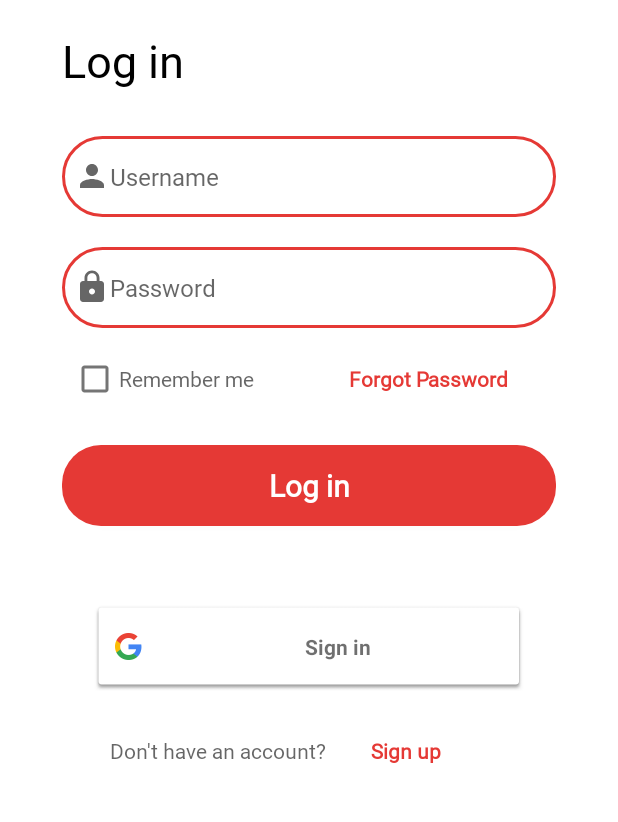
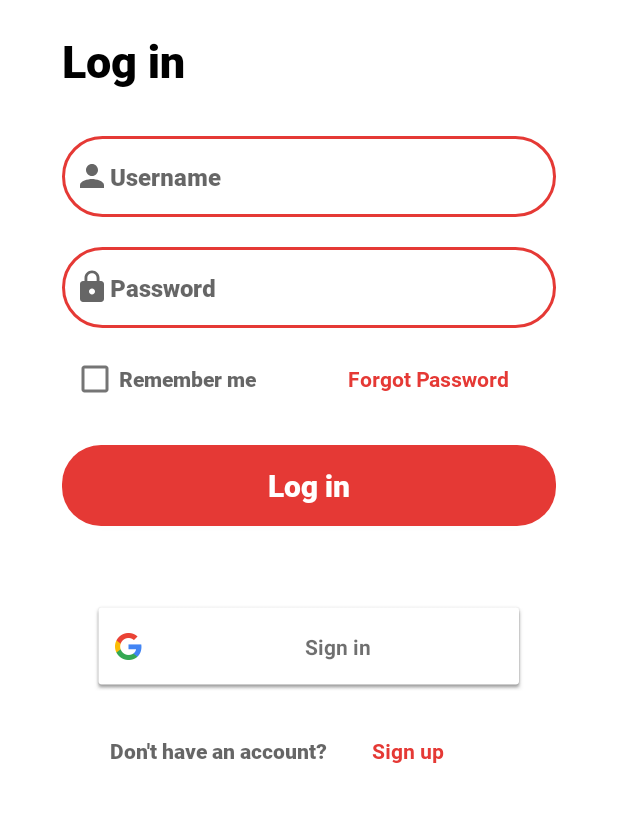
Before and after one commit to LuisPalencia/TraveLink, an Android app: the screen it shows after launch (LoginActivity), on a phone screen of 412 x 824 dp, the part 225-1047 px from its top. Run offline under Robolectric (Android 15) with nearby library versions, the phone set to English and light mode, and no system bars; our stand-ins replace Dagger/Hilt's generated code, Firebase (no records; nobody signed in at launch, a user with empty details on screens opened directly); 2 statements that could not run were skipped.

Commit message:
[WIP] - Changed text font

```diff
--- a/app/src/main/res/layout/activity_login.xml
+++ b/app/src/main/res/layout/activity_login.xml
@@ -58,7 +58,7 @@
             android:layout_marginTop="20dp"
             android:text="@string/log_in"
             android:textSize="30sp"
-            android:fontFamily="@font/nexa_black"
+            android:fontFamily="@font/roboto_black"
             android:gravity="start"
             app:layout_constraintTop_toBottomOf="@id/imageViewAppLogo"
             app:layout_constraintStart_toStartOf="@id/startGuideline"
@@ -121,7 +121,7 @@
             android:textStyle="bold"
             android:gravity="center_vertical|center"
             android:clickable="true"
-            android:fontFamily="@font/nexa_black"
+            android:fontFamily="@font/roboto_bold"
             app:layout_constraintStart_toEndOf="@id/middleVerticalGuideline"
             app:layout_constraintEnd_toEndOf="@id/endGuideline"
             app:layout_constraintTop_toTopOf="@id/checkBoxRememberMe"
@@ -156,7 +156,7 @@
             android:textStyle="bold"
             android:textSize="20sp"
             android:textAllCaps="false"
-            android:fontFamily="@font/nexa_black"
+            android:fontFamily="@font/roboto_black"
             app:layout_constraintTop_toBottomOf="@id/textViewErrorLogin"
             app:layout_constraintStart_toStartOf="@id/startGuideline"
             app:layout_constraintEnd_toEndOf="@id/endGuideline"
@@ -200,7 +200,7 @@
             android:textStyle="bold"
             android:gravity="center_vertical|center"
             android:clickable="true"
-            android:fontFamily="@font/nexa_black"
+            android:fontFamily="@font/roboto_bold"
             android:layout_alignParentBottom="true"
             app:layout_constraintStart_toEndOf="@id/textViewNotHaveAccount"
             app:layout_constraintTop_toTopOf="@id/textViewNotHaveAccount"
--- a/app/src/main/res/values-night/themes.xml
+++ b/app/src/main/res/values-night/themes.xml
@@ -19,7 +19,7 @@
         <item name="colorProfileImage">@color/white</item>
 
         <!-- Font family for all app -->
-        <item name="android:fontFamily">@font/nexa_regular</item>
+        <item name="android:fontFamily">@font/roboto_black</item>
 
         <!-- Colors Bottom Navigation View -->
         <item name="color_bnv_background">@color/night_color_bnv</item>
--- a/app/src/main/res/values/themes.xml
+++ b/app/src/main/res/values/themes.xml
@@ -17,7 +17,7 @@
         <item name="colorProfileImage">@color/grease</item>
 
         <!-- Font family for all app -->
-        <item name="android:fontFamily">@font/nexa_regular</item>
+        <item name="android:fontFamily">@font/roboto_black</item>
 
         <!-- Colors Bottom Navigation View -->
         <item name="color_bnv_background">@color/day_color_bnv</item>
```
Also changed, not shown: app/src/main/res/font/roboto_black.ttf (added), app/src/main/res/font/roboto_bold.ttf (added), app/src/main/res/font/roboto_italic.ttf (added), app/src/main/res/font/roboto_light.ttf (added), app/src/main/res/font/roboto_regular.ttf (added), app/src/main/res/font/roboto_thin.ttf (added), 4 other files.
